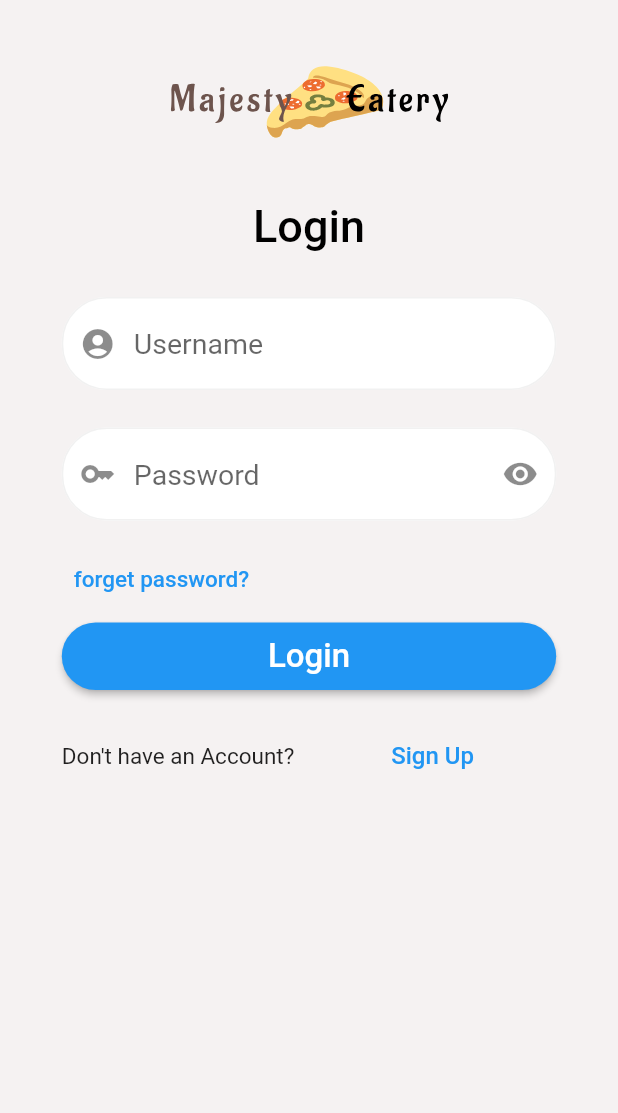
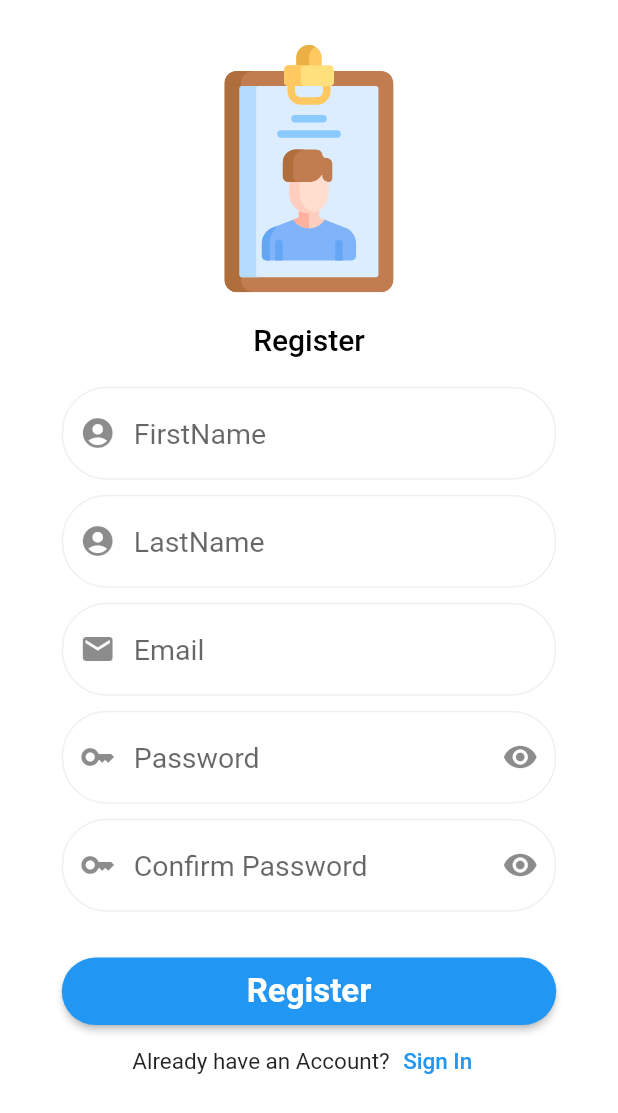
Before and after one commit to tsering-hub/majestry_mobile_app, a Flutter app: the screen it shows after launch, after a tap on "Sign Up", on a phone screen of 412 x 824 dp. Shown: the top 1113 px of the screen. Run offline on Flutter 3.47's test engine with Material 2 defaults, Android fonts, the phone set to English and light mode, and no system bars; our stand-ins replace flutter_svg; network calls fail.

Commit message:
register screen created

```diff
--- a/lib/main.dart
+++ b/lib/main.dart
@@ -1,6 +1,7 @@
 import 'package:flutter/material.dart';
 import 'package:majestry_mobile_app/screens/home/home_screen.dart';
 import 'package:majestry_mobile_app/screens/login/login_screen.dart';
+import 'package:majestry_mobile_app/screens/register/register_screen.dart';
 
 void main() {
   runApp(MaterialApp(
@@ -8,7 +9,8 @@ void main() {
     initialRoute: "/",
     routes: {
       "/": (context) => const LoginScreen(),
-      "/home": (context) => const HomeScreen(),
+      "/registerScreen": (context) => const RegistrationScreen(),
+      "/homeScreen": (context) => const HomeScreen(),
     },
   ));
 }
--- a/lib/screens/login/login_screen.dart
+++ b/lib/screens/login/login_screen.dart
@@ -31,12 +31,9 @@ class _LoginScreenState extends State<LoginScreen> {
                   const SizedBox(
                     height: 40,
                   ),
-                  ClipRRect(
-                    borderRadius: BorderRadius.circular(100),
-                    child: SizedBox(
-                      child: SvgPicture.asset('assets/icons/logo.svg',
-                          semanticsLabel: 'Acme Logo'),
-                    ),
+                  SizedBox(
+                    child: SvgPicture.asset('assets/icons/logo.svg',
+                        semanticsLabel: 'Acme Logo'),
                   ),
                   const SizedBox(
                     height: 40,
@@ -162,7 +159,10 @@ class _LoginScreenState extends State<LoginScreen> {
                         )),
                         Expanded(
                             child: TextButton(
-                                onPressed: () {},
+                                onPressed: () {
+                                  Navigator.pushNamed(
+                                      context, "/registerScreen");
+                                },
                                 child: const Text(
                                   "Sign Up",
                                   style: TextStyle(fontSize: 16),
--- /dev/null
+++ b/lib/screens/register/register_screen.dart
@@ -0,0 +1,264 @@
+import 'package:flutter/material.dart';
+import 'package:flutter_svg/flutter_svg.dart';
+
+class RegistrationScreen extends StatefulWidget {
+  const RegistrationScreen({Key? key}) : super(key: key);
+
+  @override
+  State<RegistrationScreen> createState() => _RegistrationScreenState();
+}
+
+class _RegistrationScreenState extends State<RegistrationScreen> {
+  final _formKey = GlobalKey<FormState>();
+  final _emailController = TextEditingController();
+  final _firstController = TextEditingController();
+  final _lastController = TextEditingController();
+  final _passwordController = TextEditingController();
+  final _cpasswordController = TextEditingController();
+
+  // List<PatientModel> patientlst = [];
+
+  bool _isObscure = true;
+
+  @override
+  Widget build(BuildContext context) {
+    var size = MediaQuery.of(context).size;
+    return SafeArea(
+      child: Scaffold(
+        backgroundColor: Colors.white,
+        body: SingleChildScrollView(
+          child: Form(
+            key: _formKey,
+            child: Center(
+              child: Column(
+                children: [
+                  const SizedBox(
+                    height: 30,
+                  ),
+                  SizedBox(
+                    height: size.height * 0.2,
+                    child: SvgPicture.asset('assets/icons/register_logo.svg',
+                        semanticsLabel: 'Acme Logo'),
+                  ),
+                  const SizedBox(
+                    height: 20,
+                  ),
+                  const Text(
+                    "Register",
+                    style: TextStyle(
+                        color: Colors.black,
+                        fontSize: 20,
+                        fontWeight: FontWeight.w500),
+                  ),
+                  const SizedBox(
+                    height: 20,
+                  ),
+                  Container(
+                    margin: const EdgeInsets.only(bottom: 10),
+                    width: size.width * 0.8,
+                    child: TextFormField(
+                      key: const ValueKey("txtFirstname"),
+                      validator: (value) {
+                        if (value!.isEmpty) {
+                          return 'Please Firstname';
+                        }
+                        return null;
+                      },
+                      controller: _firstController,
+                      style: const TextStyle(fontSize: 19),
+                      decoration: const InputDecoration(
+                        hintText: "FirstName",
+                        prefixIcon: Icon(Icons.account_circle),
+                        enabledBorder: OutlineInputBorder(
+                          borderSide: BorderSide(color: Color(0xFFF1F1F1)),
+                          borderRadius: BorderRadius.all(Radius.circular(30.0)),
+                        ),
+                        focusedBorder: OutlineInputBorder(
+                          borderSide: BorderSide(color: Color(0xFFC7C7C7)),
+                          borderRadius: BorderRadius.all(Radius.circular(30.0)),
+                        ),
+                      ),
+                    ),
+                  ),
+                  Container(
+                    margin: const EdgeInsets.only(bottom: 10),
+                    width: size.width * 0.8,
+                    child: TextFormField(
+                      key: const ValueKey("txtLastname"),
+                      validator: (value) {
+                        if (value!.isEmpty) {
+                          return 'Please Lastname';
+                        }
+                        return null;
+                      },
+                      controller: _lastController,
+                      style: const TextStyle(fontSize: 19),
+                      decoration: const InputDecoration(
+                        hintText: "LastName",
+                        prefixIcon: Icon(Icons.account_circle),
+                        enabledBorder: OutlineInputBorder(
+                          borderSide: BorderSide(color: Color(0xFFF1F1F1)),
+                          borderRadius: BorderRadius.all(Radius.circular(30.0)),
+                        ),
+                        focusedBorder: OutlineInputBorder(
+                          borderSide: BorderSide(color: Color(0xFFC7C7C7)),
+                          borderRadius: BorderRadius.all(Radius.circular(30.0)),
+                        ),
+                      ),
+                    ),
+                  ),
+                  Container(
+                    margin: const EdgeInsets.only(bottom: 10),
+                    width: size.width * 0.8,
+                    child: TextFormField(
+                      key: const ValueKey("txtEmail"),
+                      validator: (value) {
+                        if (value!.isEmpty) {
+                          return 'Please Email';
+                        }
+                        return null;
+                      },
+                      controller: _emailController,
+                      style: const TextStyle(fontSize: 19),
+                      decoration: const InputDecoration(
+                        hintText: "Email",
+                        prefixIcon: Icon(Icons.email),
+                        enabledBorder: OutlineInputBorder(
+                          borderSide: BorderSide(color: Color(0xFFF1F1F1)),
+                          borderRadius: BorderRadius.all(Radius.circular(30.0)),
+                        ),
+                        focusedBorder: OutlineInputBorder(
+                          borderSide: BorderSide(color: Color(0xFFC7C7C7)),
+                          borderRadius: BorderRadius.all(Radius.circular(30.0)),
+                        ),
+                      ),
+                    ),
+                  ),
+                  Container(
+                    margin: const EdgeInsets.only(bottom: 10),
+                    width: size.width * 0.8,
+                    child: TextFormField(
+                      key: const ValueKey("txtPassword"),
+                      validator: (value) {
+                        if (value!.isEmpty) {
+                          return 'Please Password';
+                        }
+                        return null;
+                      },
+                      controller: _passwordController,
+                      obscureText: _isObscure,
+                      style: const TextStyle(fontSize: 19),
+                      decoration: InputDecoration(
+                        hintText: "Password",
+                        prefixIcon: const Icon(Icons.key),
+                        suffixIcon: IconButton(
+                          onPressed: () {
+                            setState(() {
+                              _isObscure = !_isObscure;
+                            });
+                          },
+                          icon: Icon(_isObscure
+                              ? Icons.visibility
+                              : Icons.visibility_off),
+                        ),
+                        enabledBorder: const OutlineInputBorder(
+                          borderSide: BorderSide(color: Color(0xFFF1F1F1)),
+                          borderRadius: BorderRadius.all(Radius.circular(30.0)),
+                        ),
+                        focusedBorder: const OutlineInputBorder(
+                          borderSide: BorderSide(color: Color(0xFFC7C7C7)),
+                          borderRadius: BorderRadius.all(Radius.circular(30.0)),
+                        ),
+                      ),
+                    ),
+                  ),
+                  Container(
+                    margin: const EdgeInsets.only(bottom: 10),
+                    width: size.width * 0.8,
+                    child: TextFormField(
+                      key: const ValueKey("txtconfirmPassword"),
+                      validator: (value) {
+                        if (value!.isEmpty) {
+                          return 'Please Confirm Password';
+                        }
+                        return null;
+                      },
+                      controller: _cpasswordController,
+                      obscureText: _isObscure,
+                      style: const TextStyle(fontSize: 19),
+                      decoration: InputDecoration(
+                        hintText: "Confirm Password",
+                        prefixIcon: const Icon(Icons.key),
+                        suffixIcon: IconButton(
+                          onPressed: () {
+                            setState(() {
+                              _isObscure = !_isObscure;
+                            });
+                          },
+                          icon: Icon(_isObscure
+                              ? Icons.visibility
+                              : Icons.visibility_off),
+                        ),
+                        enabledBorder: const OutlineInputBorder(
+                          borderSide: BorderSide(color: Color(0xFFF1F1F1)),
+                          borderRadius: BorderRadius.all(Radius.circular(30.0)),
+                        ),
+                        focusedBorder: const OutlineInputBorder(
+                          borderSide: BorderSide(color: Color(0xFFC7C7C7)),
+                          borderRadius: BorderRadius.all(Radius.circular(30.0)),
+                        ),
+                      ),
+                    ),
+                  ),
+                  SizedBox(
+                    height: size.height * 0.025,
+                  ),
+                  SizedBox(
+                    width: size.width * 0.8,
+                    height: 45,
+                    child: ElevatedButton(
+                      key: const ValueKey("btnRegister"),
+                      onPressed: () {},
+                      style: ButtonStyle(
+                          shape: MaterialStateProperty.all(
+                              RoundedRectangleBorder(
+                                  borderRadius: BorderRadius.circular(30.0)))),
+                      child: const Text(
+                        "Register",
+                        style: TextStyle(
+                            fontSize: 22, fontWeight: FontWeight.bold),
+                      ),
+                    ),
+                  ),
+                  SizedBox(
+                    width: size.width * 0.8,
+                    child: Row(
+                      mainAxisAlignment: MainAxisAlignment.center,
+                      children: [
+                        const Text(
+                          "Already have an Account?",
+                          style: TextStyle(fontSize: 15),
+                        ),
+                        TextButton(
+                            onPressed: () {
+                              Navigator.pushNamed(
+                                context,
+                                "/login",
+                              );
+                            },
+                            child: const Text(
+                              "Sign In",
+                              style: TextStyle(fontSize: 15),
+                            ))
+                      ],
+                    ),
+                  ),
+                ],
+              ),
+            ),
+          ),
+        ),
+      ),
+    );
+  }
+}
```
Also changed, not shown: assets/icons/register_logo.svg (added).
